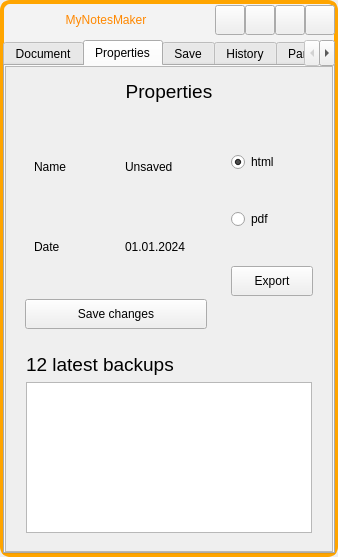
This is MyNotesMaker/MyNotesMaker/mainwindow.ui in pvasya/OOOP as Qt 5 draws it before an edit. The edited form follows.
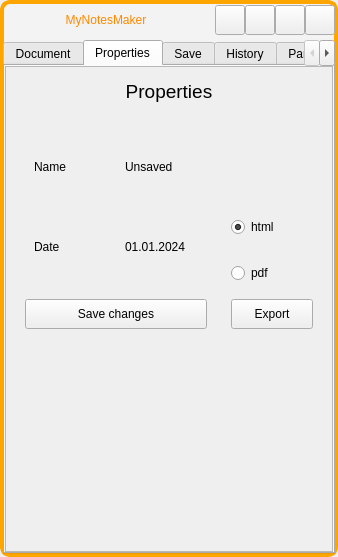
This is the edited form. The open tabs and pages were chosen to show the change. Icons and pictures are not drawn.

The edit to the form file:
```diff
--- a/MyNotesMaker/MyNotesMaker/mainwindow.ui
+++ b/MyNotesMaker/MyNotesMaker/mainwindow.ui
@@ -584,7 +584,26 @@
                                  </property>
                                  <layout class="QVBoxLayout" name="verticalLayout_21">
                                   <item>
-                                   <widget class="QRadioButton" name="radioButton_3">
+                                   <spacer name="verticalSpacer">
+                                    <property name="orientation">
+                                     <enum>Qt::Vertical</enum>
+                                    </property>
+                                    <property name="sizeHint" stdset="0">
+                                     <size>
+                                      <width>20</width>
+                                      <height>40</height>
+                                     </size>
+                                    </property>
+                                   </spacer>
+                                  </item>
+                                  <item>
+                                   <widget class="QRadioButton" name="htmlRadioBtn">
+                                    <property name="minimumSize">
+                                     <size>
+                                      <width>0</width>
+                                      <height>40</height>
+                                     </size>
+                                    </property>
                                     <property name="text">
                                      <string>html</string>
                                     </property>
@@ -594,7 +613,13 @@
                                    </widget>
                                   </item>
                                   <item>
-                                   <widget class="QRadioButton" name="radioButton_4">
+                                   <widget class="QRadioButton" name="pdfRadioBtn">
+                                    <property name="minimumSize">
+                                     <size>
+                                      <width>0</width>
+                                      <height>40</height>
+                                     </size>
+                                    </property>
                                     <property name="text">
                                      <string>pdf</string>
                                     </property>
@@ -633,23 +658,7 @@
                                 <height>16777215</height>
                                </size>
                               </property>
-                              <layout class="QVBoxLayout" name="verticalLayout_17">
-                               <item>
-                                <widget class="QLabel" name="label_10">
-                                 <property name="font">
-                                  <font>
-                                   <pointsize>14</pointsize>
-                                  </font>
-                                 </property>
-                                 <property name="text">
-                                  <string>12 latest backups</string>
-                                 </property>
-                                </widget>
-                               </item>
-                               <item>
-                                <widget class="QListView" name="listView_2"/>
-                               </item>
-                              </layout>
+                              <layout class="QVBoxLayout" name="verticalLayout_17"/>
                              </widget>
                             </item>
                            </layout>
@@ -685,7 +694,7 @@
                       <normaloff>:/img/img/stadia_controller_FILL0_wght400_GRAD0_opsz24.svg</normaloff>:/img/img/stadia_controller_FILL0_wght400_GRAD0_opsz24.svg</iconset>
                     </attribute>
                     <attribute name="title">
-                     <string>Particle Life</string>
+                     <string>ParticleLife</string>
                     </attribute>
                     <layout class="QVBoxLayout" name="verticalLayout_9">
                      <property name="leftMargin">
```
Left out of the diff: 17 changed lines with no effect on the pictures.
